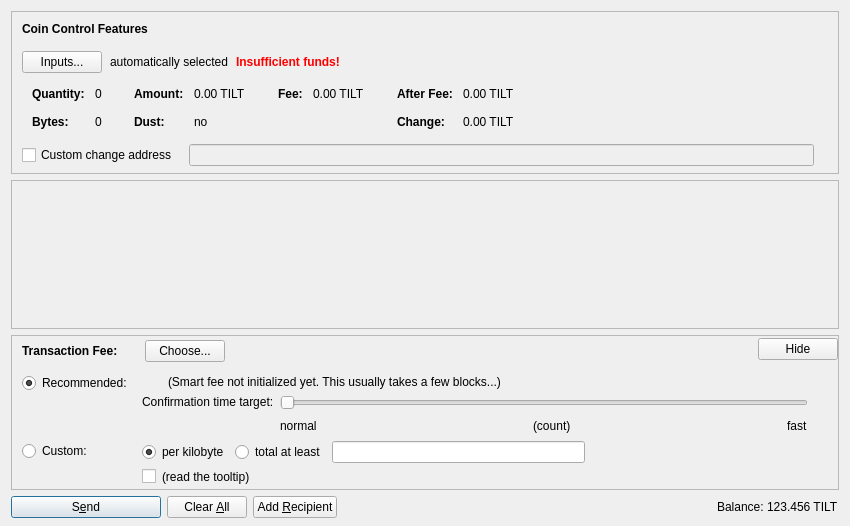
Before: the Qt Designer form src/qt/forms/sendcoinsdialog.ui in TILTCoinIO/TILT, drawn with Qt 5.
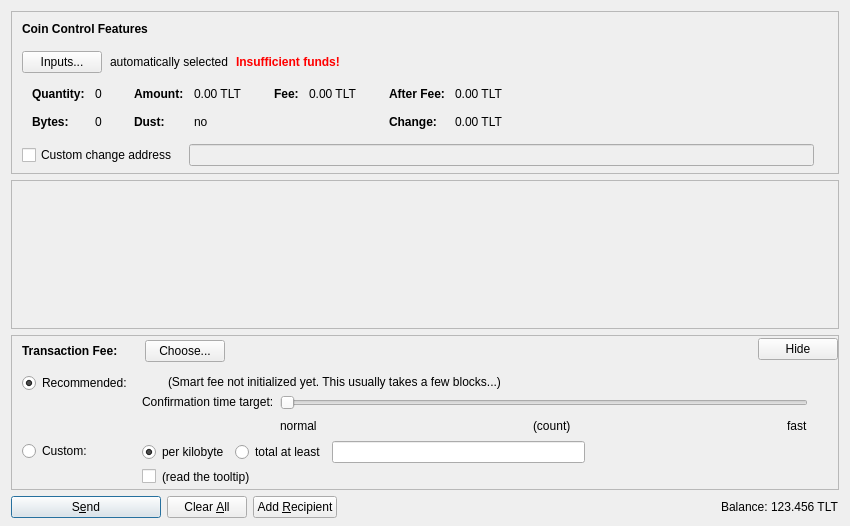
After: the same form once the commit is applied. Icons and pictures are not drawn. Custom widgets are drawn as their Qt base class.

```diff
--- a/src/qt/forms/sendcoinsdialog.ui
+++ b/src/qt/forms/sendcoinsdialog.ui
@@ -324,7 +324,7 @@
                   <enum>Qt::ActionsContextMenu</enum>
                  </property>
                  <property name="text">
-                  <string notr="true">0.00 TILT</string>
+                  <string notr="true">0.00 TLT</string>
                  </property>
                  <property name="textInteractionFlags">
                   <set>Qt::LinksAccessibleByMouse|Qt::TextSelectableByKeyboard|Qt::TextSelectableByMouse</set>
@@ -404,7 +404,7 @@
                   <enum>Qt::ActionsContextMenu</enum>
                  </property>
                  <property name="text">
-                  <string notr="true">0.00 TILT</string>
+                  <string notr="true">0.00 TLT</string>
                  </property>
                  <property name="textInteractionFlags">
                   <set>Qt::LinksAccessibleByMouse|Qt::TextSelectableByKeyboard|Qt::TextSelectableByMouse</set>
@@ -455,7 +455,7 @@
                   <enum>Qt::ActionsContextMenu</enum>
                  </property>
                  <property name="text">
-                  <string notr="true">0.00 TILT</string>
+                  <string notr="true">0.00 TLT</string>
                  </property>
                  <property name="textInteractionFlags">
                   <set>Qt::LinksAccessibleByMouse|Qt::TextSelectableByKeyboard|Qt::TextSelectableByMouse</set>
@@ -484,7 +484,7 @@
                   <enum>Qt::ActionsContextMenu</enum>
                  </property>
                  <property name="text">
-                  <string notr="true">0.00 TILT</string>
+                  <string notr="true">0.00 TLT</string>
                  </property>
                  <property name="textInteractionFlags">
                   <set>Qt::LinksAccessibleByMouse|Qt::TextSelectableByKeyboard|Qt::TextSelectableByMouse</set>
@@ -1290,7 +1290,7 @@
           <cursorShape>IBeamCursor</cursorShape>
          </property>
          <property name="text">
-          <string notr="true">123.456 TILT</string>
+          <string notr="true">123.456 TLT</string>
          </property>
          <property name="textInteractionFlags">
           <set>Qt::LinksAccessibleByMouse|Qt::TextSelectableByKeyboard|Qt::TextSelectableByMouse</set>
```
